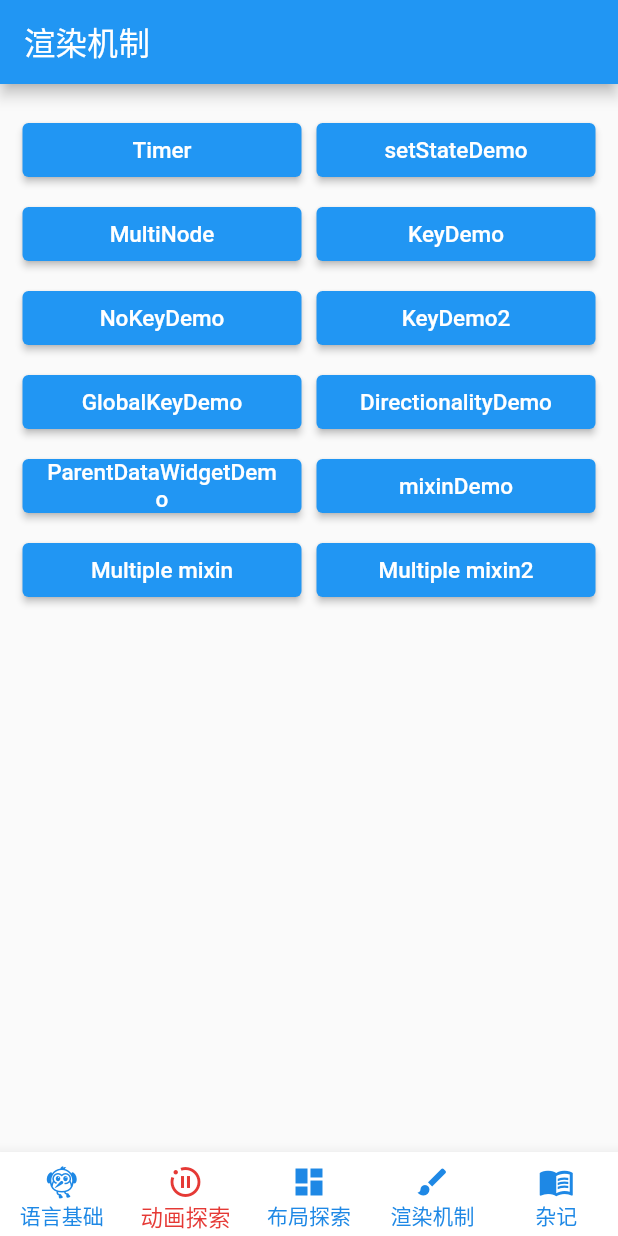
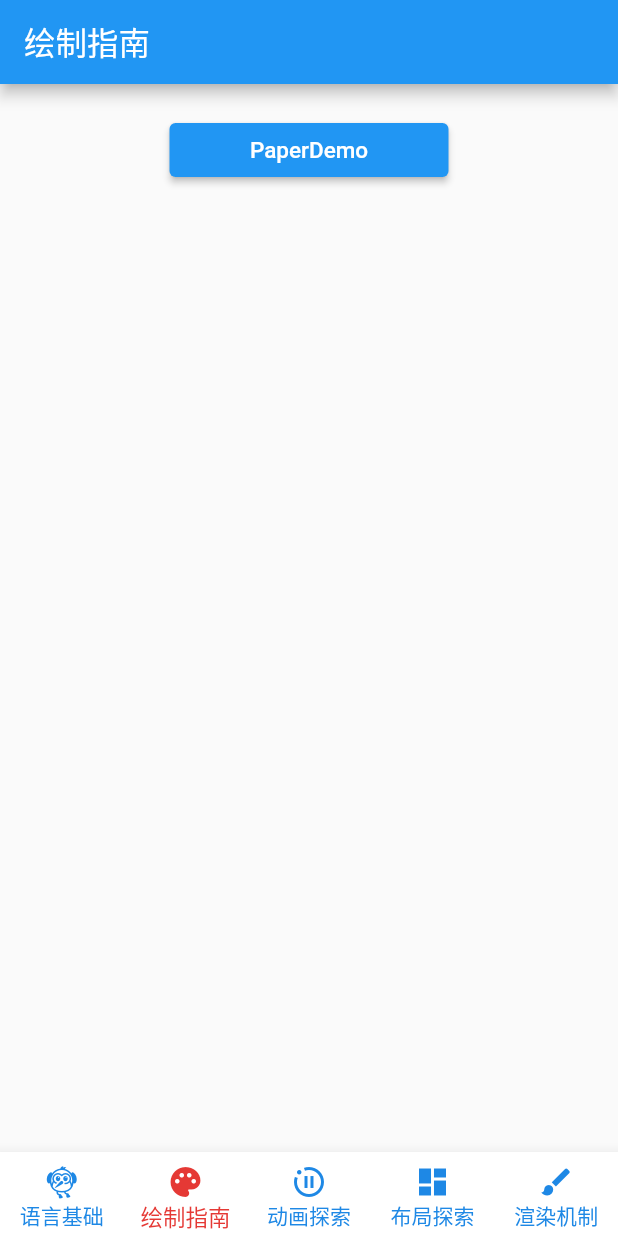
Before and after one commit to DaoSuper/flutter_booklet, a Flutter app: the screen it shows after launch, swiped to page 2, on a phone screen of 412 x 824 dp. Run offline on Flutter 3.47's test engine with Material 2 defaults, Android fonts, the phone set to English and light mode, and no system bars; our stand-ins replace flutter_bloc; missing offline and left inert: flex_color_picker; generated files the repository leaves out were written again.

Commit message:
绘制模块

```diff
--- a/lib/pages/app_page.dart
+++ b/lib/pages/app_page.dart
@@ -1,5 +1,6 @@
 import 'package:flutter/material.dart';
 import 'package:flutter_booklet/pages/anim/anim_page.dart';
+import 'package:flutter_booklet/pages/idraw/idraw_page.dart';
 import 'package:flutter_booklet/pages/idream/idream_page.dart';
 import 'package:flutter_booklet/pages/ilayout/ilayout_page.dart';
 import 'package:flutter_booklet/pages/irender/irender_page.dart';
@@ -17,13 +18,13 @@ class _AppPageState extends State<AppPage>{
   final PageController controller = PageController();
   final List<Map<String, dynamic>> navigations = [
     {'name': '语言基础', "icon": Icons.flutter_dash,}, //https://juejin.cn/book/6844733827617652750
-    // {'name': '绘制指南', "icon": Icons.palette,}, //https://juejin.im/book/6844733827265331214
+    {'name': '绘制指南', "icon": Icons.palette,}, //https://juejin.im/book/6844733827265331214
     // {'name': ' 手势探索', "icon": Icons.touch_app,}, //https://juejin.cn/book/6896378716427911181
     {'name': '动画探索', "icon": Icons.motion_photos_paused,}, //https://juejin.cn/book/6965102582473687071
     // {'name': '滑动探索', "icon": Icons.swipe,}, //https://juejin.cn/book/6984685333312962573
     {'name': '布局探索', "icon": Icons.dashboard,}, //https://juejin.cn/book/7075958265250578469
     {'name': '渲染机制', "icon": Icons.brush,}, //https://juejin.cn/book/6965102582473687071
-    {'name': '杂记', "icon": Icons.menu_book,},
+    // {'name': '杂记', "icon": Icons.menu_book,},
   ];
   int currentIndex = 0;
 
@@ -45,10 +46,11 @@ class _AppPageState extends State<AppPage>{
         },
         children: const [
           IDreamPage(),
+          IDrawPage(),
           IRenderPage(),
           ILayoutPage(),
           AnimPage(),
-          MiscellaneousPage()
+          // MiscellaneousPage()
         ],
       ),
       bottomNavigationBar: BottomAppBar(
--- /dev/null
+++ b/lib/pages/idraw/idraw_page.dart
@@ -0,0 +1,36 @@
+import 'package:flutter/material.dart';
+import 'package:flutter_booklet/pages/idraw/p04_canvas/14_image/paper.dart';
+import 'package:flutter_booklet/routes/app_router.dart';
+import 'package:flutter_booklet/widgets/dao_button.dart';
+
+class IDrawPage extends StatelessWidget {
+  const IDrawPage({super.key});
+
+  @override
+  Widget build(BuildContext context) {
+    return Scaffold(
+      appBar: AppBar(
+        title: const Text('绘制指南'),
+      ),
+      body: SingleChildScrollView(
+        padding: const EdgeInsets.symmetric(horizontal: 10, vertical: 20),
+        child: Center(
+          child: Wrap(
+            direction: Axis.horizontal,
+            alignment: WrapAlignment.center,
+            spacing: 10,
+            runSpacing: 8,
+            children:  [
+              ItemBtn(
+                btnName: 'PaperDemo',
+                onPressed: (){
+                  AppRouter.toPage(context, const PaperDemo());
+                }
+              ),
+            ],
+          ),
+        ),
+      ),
+    );
+  }
+}
```
Also changed, not shown: lib/pages/idraw/p04_canvas/14_image/paper.dart (added, +156 -0 lines), lib/pages/idraw/p04_canvas/coordinate.dart (added, +84 -0 lines), assets/images/blr.jpeg (added).
